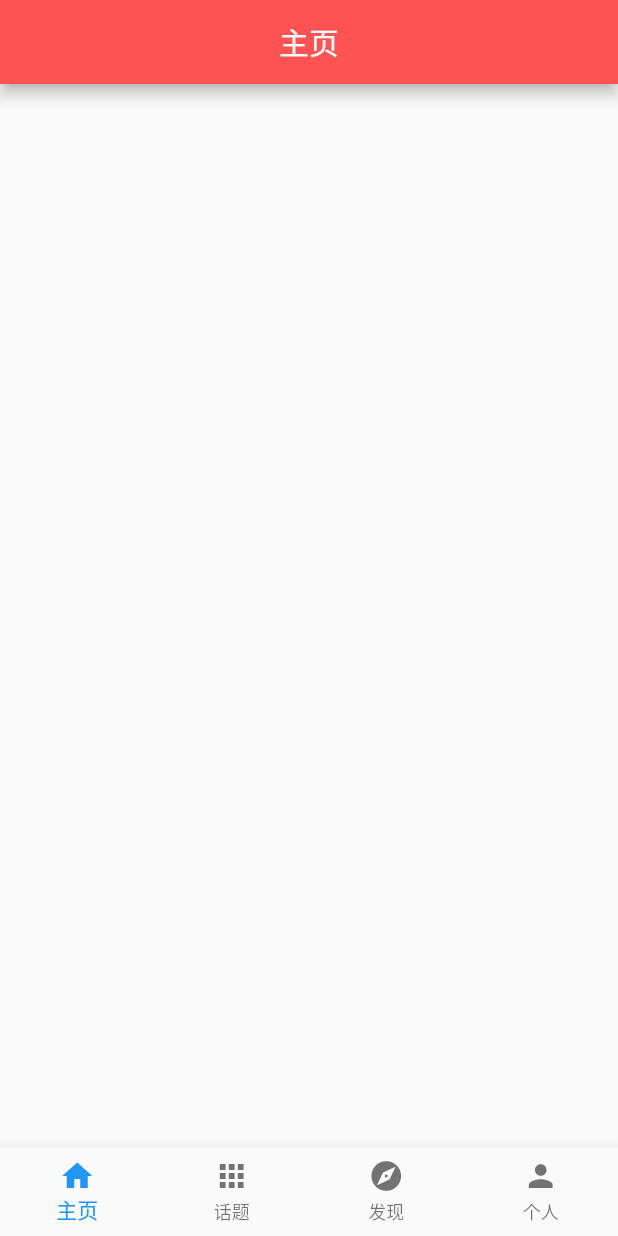
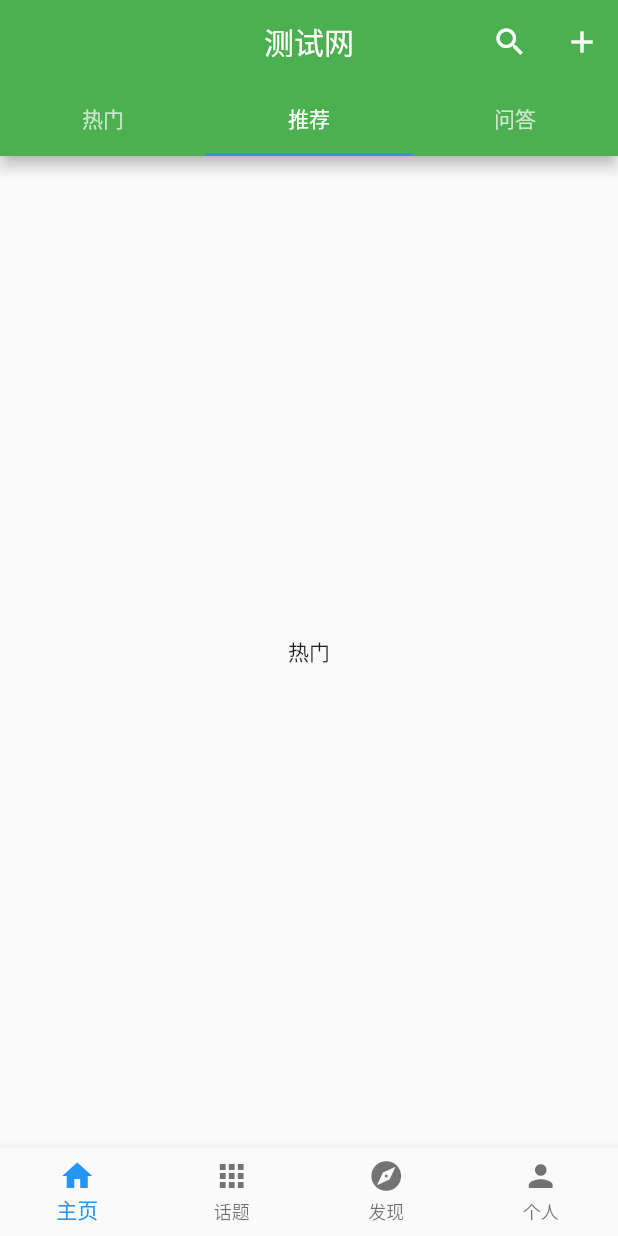
Before and after one commit to gendseo/xiangxingwang_FlutterApp, a Flutter app: the screen it shows after launch, on a phone screen of 412 x 824 dp. Run offline on Flutter 3.47's test engine with Material 2 defaults, Android fonts, the phone set to English and light mode, and no system bars.

Commit message:
dev 0.0.1

```diff
--- a/demo/lib/Ui/Homes/home_page.dart
+++ b/demo/lib/Ui/Homes/home_page.dart
@@ -1,4 +1,8 @@
 import 'package:flutter/material.dart';
+
+import 'push_tab.dart';
+import 'hot_tab.dart';
+import 'qa_tab.dart';
 
 class HomePage extends StatefulWidget {
   @override
@@ -6,12 +10,48 @@ class HomePage extends StatefulWidget {
 }
 
 class _HomePageState extends State<HomePage> {
+  final _tabViews = <Widget>[];
+  final _tabs = <Tab>[Tab(text: "热门"), Tab(text: "推荐"), Tab(text: "问答")];
+
+  @override
+  void initState() {
+    // TODO: implement initState
+    super.initState();
+    _tabViews..add(PushTab())..add(HotTab())..add(QATab());
+  }
+
+  @override
+  void dispose() {
+    // TODO: implement dispose
+    super.dispose();
+  }
+
   @override
   Widget build(BuildContext context) {
-    return Scaffold(
-      appBar: new AppBar(
-        title: Text("主页"),
-        centerTitle: true,
+    return DefaultTabController(
+      length: _tabs.length,
+      initialIndex: 1,
+      child: Scaffold(
+        appBar: AppBar(
+          title: Text("测试网"),
+          centerTitle: true,
+          actions: <Widget>[
+            IconButton(
+              icon: Icon(Icons.search),
+              onPressed: () {},
+            ),
+            IconButton(
+              icon: Icon(Icons.add),
+              onPressed: () {},
+            )
+          ],
+          bottom: TabBar(
+            tabs: _tabs,
+          ),
+        ),
+        body: TabBarView(
+          children: _tabViews,
+        ),
       ),
     );
   }
--- /dev/null
+++ b/demo/lib/Ui/Homes/hot_tab.dart
@@ -0,0 +1,14 @@
+import 'package:flutter/material.dart';
+
+class HotTab extends StatefulWidget {
+  _HotTabState createState() => _HotTabState();
+}
+
+class _HotTabState extends State<HotTab> {
+  @override
+  Widget build(BuildContext context) {
+    return Center(
+      child: Text("热门"),
+    );
+  }
+}
--- a/demo/lib/Ui/my_app.dart
+++ b/demo/lib/Ui/my_app.dart
@@ -18,7 +18,7 @@ class _MyAppState extends State<MyApp> {
   void initState() {
     // TODO: implement initState
     super.initState();
-    _pages..add(HomePage())..add(TopicPage())..add(UserPage())..add(FindPage());
+    _pages..add(HomePage())..add(TopicPage())..add(FindPage())..add(UserPage());
   }
 
   @override
@@ -51,10 +51,9 @@ class _MyAppState extends State<MyApp> {
 
   @override
   Widget build(BuildContext context) {
-    return SafeArea(
-        child: Scaffold(
+    return Scaffold(
       body: _pages[_currentIndex],
       bottomNavigationBar: _bottomNavigationBar(),
-    ));
+    );
   }
 }
--- a/demo/lib/main.dart
+++ b/demo/lib/main.dart
@@ -5,7 +5,7 @@ import 'Ui/my_app.dart';
 void main() => runApp(MaterialApp(
       debugShowCheckedModeBanner: false,
       theme: ThemeData(
-        primaryColor: Colors.redAccent,
+        primaryColor: Colors.green,
       ),
       title: "Demo",
       home: MyApp(),
```
Also changed, not shown: demo/lib/Ui/Homes/push_tab.dart (added, +14 -0 lines), demo/lib/Ui/Homes/qa_tab.dart (added, +14 -0 lines), demo/lib/Ui/Homes/commend_page.dart (deleted), demo/lib/Ui/Homes/popular_page.dart (deleted), demo/lib/Ui/Homes/qa_page.dart (deleted), image/25.webp (added).
